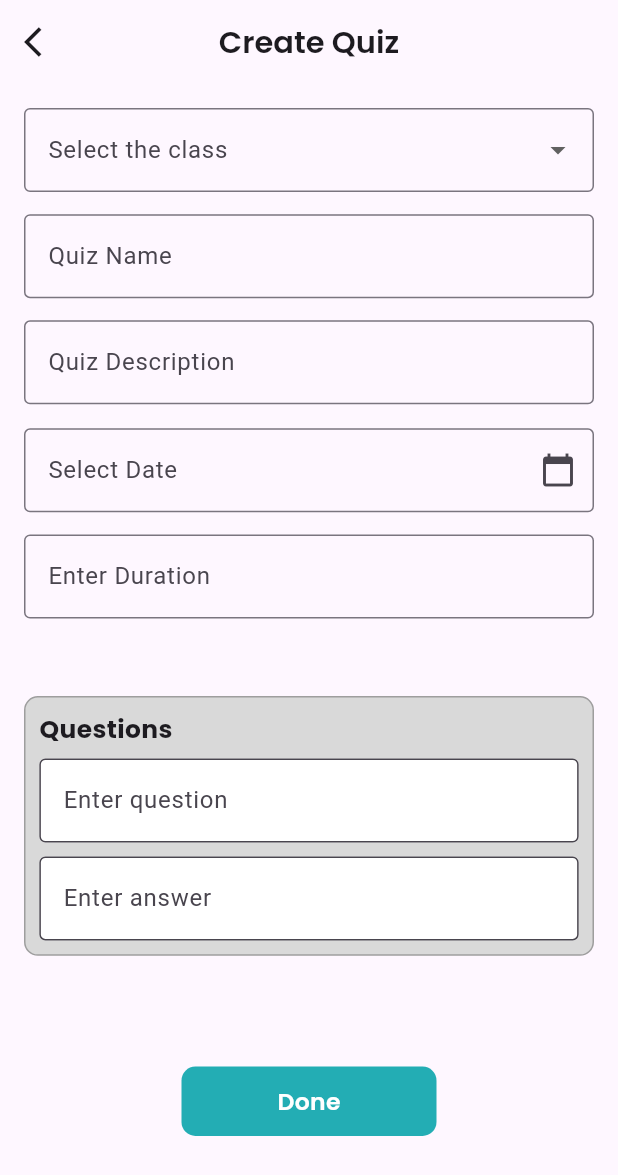
After one commit to ANJANA-V2003/edusphere, a Flutter app: the Teacher_Home screen opened directly, after a tap on "Create quiz", on a phone screen of 412 x 824 dp. The commit adds this screen. Shown: the top 1175 px of the screen. Run offline on Flutter 3.47's test engine with Material 3 defaults, Android fonts, the phone set to English and light mode, and no system bars; our stand-ins replace flutter_screenutil, flutter_svg, get, google_fonts.

Commit message:
Teachers homework

```diff
--- /dev/null
+++ b/lib/Teachers-module/Teacher_examview.dart
@@ -0,0 +1,15 @@
+import 'package:flutter/material.dart';
+
+class Teacher_Examview extends StatefulWidget {
+  const Teacher_Examview({super.key});
+
+  @override
+  State<Teacher_Examview> createState() => _Teacher_ExamviewState();
+}
+
+class _Teacher_ExamviewState extends State<Teacher_Examview> {
+  @override
+  Widget build(BuildContext context) {
+    return Scaffold();
+  }
+}
--- a/lib/Teachers-module/Teacher_home.dart
+++ b/lib/Teachers-module/Teacher_home.dart
@@ -1,3 +1,7 @@
+import 'package:edushpere/Teachers-module/Teacher_examview.dart';
+import 'package:edushpere/Teachers-module/Teacher_homework.dart';
+import 'package:edushpere/Teachers-module/Teacher_quiz.dart';
+import 'package:edushpere/Teachers-module/Teacher_students.dart';
 import 'package:flutter/material.dart';
 import 'package:flutter_screenutil/flutter_screenutil.dart';
 import 'package:flutter_svg/flutter_svg.dart';
@@ -139,7 +143,15 @@ class _Teacher_HomeState extends State<Teacher_Home> {
           Row(
             mainAxisAlignment: MainAxisAlignment.spaceAround,
             children: [
-              Container(
+              GestureDetector(
+                onTap: () {
+                  Navigator.push(context, MaterialPageRoute(
+                    builder: (context) {
+                      return Teacher_Quiz();
+                    },
+                  ));
+                },
+                child: Container(
                   height: 175.h,
                   width: 175.w,
                   decoration: BoxDecoration(
@@ -179,7 +191,15 @@ class _Teacher_HomeState extends State<Teacher_Home> {
                     ],
                   ),
                 ),
-              Container(
+              ),
+              GestureDetector( onTap: () {
+                Navigator.push(context, MaterialPageRoute(
+                  builder: (context) {
+                    return Teacher_Homework();
+                  },
+                ));
+              },
+                child: Container(
                   height: 175.h,
                   width: 175.w,
                   decoration: BoxDecoration(
@@ -218,6 +238,7 @@ class _Teacher_HomeState extends State<Teacher_Home> {
                       )
                     ],
                   ),
+                ),
               )
             ],
           ),
@@ -227,7 +248,14 @@ class _Teacher_HomeState extends State<Teacher_Home> {
           Row(
             mainAxisAlignment: MainAxisAlignment.spaceAround,
             children: [
-              Container(
+              GestureDetector( onTap: () {
+                Navigator.push(context, MaterialPageRoute(
+                  builder: (context) {
+                    return Teacher_Students();
+                  },
+                ));
+              },
+                child: Container(
                   height: 175.h,
                   width: 175.w,
                   decoration: BoxDecoration(
@@ -267,7 +295,15 @@ class _Teacher_HomeState extends State<Teacher_Home> {
                     ],
                   ),
                 ),
-              Container(
+              ),
+              GestureDetector( onTap: () {
+                Navigator.push(context, MaterialPageRoute(
+                  builder: (context) {
+                    return Teacher_Examview();
+                  },
+                ));
+              },
+                child: Container(
                   height: 175.h,
                   width: 175.w,
                   decoration: BoxDecoration(
@@ -306,6 +342,7 @@ class _Teacher_HomeState extends State<Teacher_Home> {
                       )
                     ],
                   ),
+                ),
               )
             ],
           )
--- /dev/null
+++ b/lib/Teachers-module/Teacher_homework.dart
@@ -0,0 +1,15 @@
+import 'package:flutter/material.dart';
+
+class Teacher_Homework extends StatefulWidget {
+  const Teacher_Homework({super.key});
+
+  @override
+  State<Teacher_Homework> createState() => _Teacher_HomeworkState();
+}
+
+class _Teacher_HomeworkState extends State<Teacher_Homework> {
+  @override
+  Widget build(BuildContext context) {
+    return Scaffold();
+  }
+}
--- /dev/null
+++ b/lib/Teachers-module/Teacher_quiz.dart
@@ -0,0 +1,181 @@
+import 'package:flutter/material.dart';
+import 'package:flutter_screenutil/flutter_screenutil.dart';
+import 'package:google_fonts/google_fonts.dart';
+
+class Teacher_Quiz extends StatefulWidget {
+  const Teacher_Quiz({super.key});
+
+  @override
+  State<Teacher_Quiz> createState() => _Teacher_QuizState();
+}
+
+class _Teacher_QuizState extends State<Teacher_Quiz> {
+  String? selectedClass;
+  final TextEditingController quizNameController = TextEditingController();
+  final TextEditingController quizDescriptionController =
+      TextEditingController();
+  final TextEditingController durationController = TextEditingController();
+  final TextEditingController questionController = TextEditingController();
+  final TextEditingController answerController = TextEditingController();
+  DateTime? selectedDate;
+
+  Future<void> _selectDate(BuildContext context) async {
+    final DateTime? picked = await showDatePicker(
+      context: context,
+      initialDate: DateTime.now(),
+      firstDate: DateTime(2000),
+      lastDate: DateTime(2101),
+    );
+    if (picked != null && picked != selectedDate)
+      setState(() {
+        selectedDate = picked;
+      });
+  }
+
+  @override
+  Widget build(BuildContext context) {
+    return Scaffold(
+      appBar: AppBar(
+        centerTitle: true,
+        title: Text(
+          'Create Quiz',
+          style:
+              GoogleFonts.poppins(fontSize: 22.sp, fontWeight: FontWeight.w600),
+        ),
+        leading: IconButton(
+          icon: Icon(Icons.arrow_back_ios),
+          onPressed: () => Navigator.pop(context),
+        ),
+      ),
+      body: Padding(
+        padding: EdgeInsets.all(16.0),
+        child: Column(
+          children: [
+            DropdownButtonFormField<String>(
+              value: selectedClass,
+              onChanged: (String? newValue) {
+                setState(() {
+                  selectedClass = newValue;
+                });
+              },
+              items: ['Class 1', 'Class 2', 'Class 3', 'Class 4', 'Class 5']
+                  .map<DropdownMenuItem<String>>((String value) {
+                return DropdownMenuItem<String>(
+                  value: value,
+                  child: Text(value),
+                );
+              }).toList(),
+              decoration: InputDecoration(
+                border: OutlineInputBorder(),
+                labelText: 'Select the class',
+              ),
+            ),
+            SizedBox(height: 16.h),
+            TextFormField(
+              controller: quizNameController,
+              decoration: InputDecoration(
+                border: OutlineInputBorder(),
+                labelText: 'Quiz Name',
+              ),
+            ),
+            SizedBox(height: 16.h),
+            TextFormField(
+              controller: quizDescriptionController,
+              decoration: InputDecoration(
+                border: OutlineInputBorder(),
+                labelText: 'Quiz Description',
+              ),
+            ),
+            SizedBox(height: 16),
+            TextFormField(
+              readOnly: true,
+              decoration: InputDecoration(
+                border: OutlineInputBorder(),
+                labelText: 'Select Date',
+                suffixIcon: IconButton(
+                  icon: Icon(Icons.calendar_today),
+                  onPressed: () => _selectDate(context),
+                ),
+              ),
+              controller: TextEditingController(
+                text: selectedDate == null
+                    ? ''
+                    : "${selectedDate!.toLocal()}".split(' ')[0],
+              ),
+            ),
+            SizedBox(height: 16.h),
+            TextFormField(
+              controller: durationController,
+              decoration: InputDecoration(
+                border: OutlineInputBorder(),
+                labelText: 'Enter Duration',
+              ),
+            ),
+            SizedBox(height: 56.h),
+            Container(
+              padding: EdgeInsets.all(10.r),
+              decoration: BoxDecoration(
+                color: Color(0xffD9D9D9),
+                border: Border.all(color: Colors.grey),
+                borderRadius: BorderRadius.circular(10.r),
+              ),
+              child: Column(
+                crossAxisAlignment: CrossAxisAlignment.start,
+                children: [
+                  Text('Questions',
+                      style: GoogleFonts.poppins(
+                          fontWeight: FontWeight.bold, fontSize: 18.sp)),
+                  SizedBox(height: 8.h),
+                  TextFormField(
+                    controller: questionController,
+                    decoration: InputDecoration(
+                      fillColor: Colors.white,
+                      filled: true,
+                      border: OutlineInputBorder(),
+                      labelText: 'Enter question',
+                    ),
+                  ),
+                  SizedBox(height: 10.h),
+                  TextFormField(
+                    controller: answerController,
+                    decoration: InputDecoration(
+                      fillColor: Colors.white,
+                      filled: true,
+                      border: OutlineInputBorder(),
+                      labelText: 'Enter answer',
+                    ),
+                  ),
+                ],
+              ),
+            ),
+            SizedBox(height: 80.h),
+            Row(
+              mainAxisAlignment: MainAxisAlignment.center,
+              children: [
+                GestureDetector(onTap: () {
+                  Navigator.pop(context);
+                },
+                  child: Container(
+                    height: 50.h,
+                    width: 170.w,
+                    decoration: BoxDecoration(
+                        color: Color(0xff23ADB4),
+                        borderRadius: BorderRadius.circular(10.r)),
+                    child: Center(
+                        child: Text(
+                      "Done",
+                      style: GoogleFonts.poppins(
+                          fontSize: 17.sp,
+                          fontWeight: FontWeight.w600,
+                          color: Colors.white),
+                    )),
+                  ),
+                )
+              ],
+            )
+          ],
+        ),
+      ),
+    );
+  }
+}
--- /dev/null
+++ b/lib/Teachers-module/Teacher_students.dart
@@ -0,0 +1,15 @@
+import 'package:flutter/material.dart';
+
+class Teacher_Students extends StatefulWidget {
+  const Teacher_Students({super.key});
+
+  @override
+  State<Teacher_Students> createState() => _Teacher_StudentsState();
+}
+
+class _Teacher_StudentsState extends State<Teacher_Students> {
+  @override
+  Widget build(BuildContext context) {
+    return Scaffold();
+  }
+}
```
Also changed, not shown: 4 other files. Lines whose indentation alone changed are shown as unchanged.
